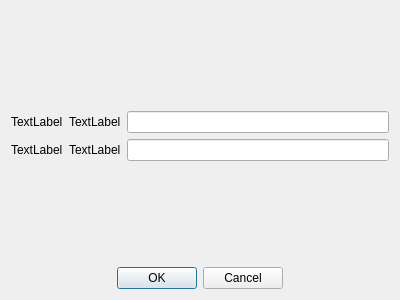
Above: receptionPR/dialoglogin.ui from Maxilei/Share_appPdV_NW before the change. Below: the same form after it.
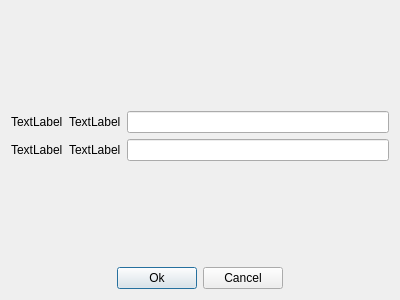
That is the form after the change.

Diff of the .ui file:
```diff
--- a/receptionPR/dialoglogin.ui
+++ b/receptionPR/dialoglogin.ui
@@ -98,12 +98,16 @@
       </spacer>
      </item>
      <item>
-      <widget class="QDialogButtonBox" name="buttonBox">
-       <property name="orientation">
-        <enum>Qt::Horizontal</enum>
+      <widget class="QPushButton" name="pushButtonOk">
+       <property name="text">
+        <string>Ok</string>
        </property>
-       <property name="standardButtons">
-        <set>QDialogButtonBox::Cancel|QDialogButtonBox::Ok</set>
+      </widget>
+     </item>
+     <item>
+      <widget class="QPushButton" name="pushButtonCancel">
+       <property name="text">
+        <string>Cancel</string>
        </property>
       </widget>
      </item>
```
Left out of the diff: 39 changed lines with no effect on the pictures.
